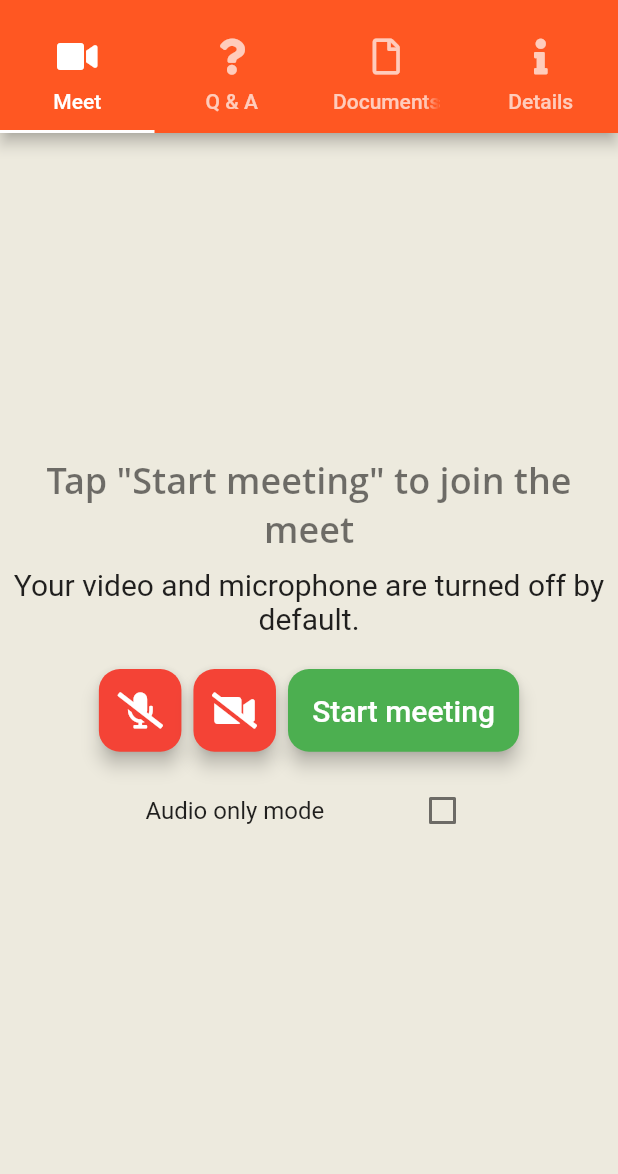
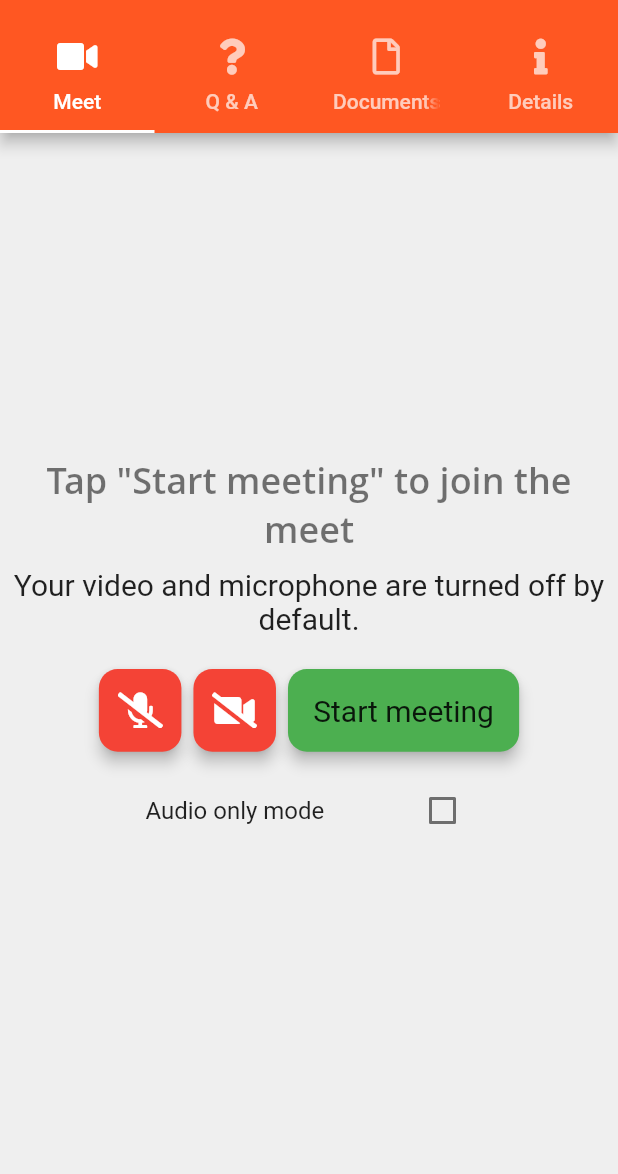
Before and after one commit to ForgottenLight4415/omeet_ots, a Flutter app: the MeetingMainPage screen opened directly with empty values, after a tap on "Start meeting", on a phone screen of 412 x 824 dp, the part 62-1236 px from its top. Run offline on Flutter 3.47's test engine with Material 2 defaults, Android fonts, the light colour scheme and no system bars; our stand-ins replace bloc, flutter_bloc, flutter_screenutil, flutter_svg, font_awesome_flutter, shared_preferences; missing offline and left inert: ed_screen_recorder, jitsi_meet, maps_launcher, simple_connection_checker; accounts and stored records are empty; network calls fail; Roboto replaces fonts that are missing (Open Sans).

Commit message:
Optimized video meet page code

```diff
--- a/lib/themes/app_theme.dart
+++ b/lib/themes/app_theme.dart
@@ -8,7 +8,7 @@ class AppTheme {
 
   static final lightTheme = ThemeData(
     primarySwatch: Colors.deepOrange,
-    scaffoldBackgroundColor: const Color(0xFFEDEADE),
+    scaffoldBackgroundColor: const Color(0xFFEFEFEF),
     appBarTheme: const AppBarTheme(
       centerTitle: true,
     ),
--- /dev/null
+++ b/lib/utilities/screen_recorder.dart
@@ -0,0 +1,50 @@
+import 'dart:developer';
+import 'dart:io';
+
+import 'package:ed_screen_recorder/ed_screen_recorder.dart';
+import 'package:flutter/material.dart';
+import 'package:rc_clone/data/models/claim.dart';
+import 'package:rc_clone/data/repositories/data_upload_repo.dart';
+
+class ScreenRecorder {
+  EdScreenRecorder? _edScreenRecorder;
+
+  ScreenRecorder() {
+    _edScreenRecorder = EdScreenRecorder();
+  }
+
+  Future<Map<String, dynamic>> startRecord({required String fileName}) async {
+    var response = await _edScreenRecorder!.startRecordScreen(
+      fileName: fileName,
+      // dirPathToSave: "/storage/emulated/0/Android/data/com.lightsoftware.omeet/Recordings",
+      audioEnable: true,
+    );
+    log(response.toString());
+    return response;
+  }
+
+  Future<Map<String, dynamic>> stopRecord({required Claim claim, required BuildContext context}) async {
+    var response = await _edScreenRecorder?.stopRecord();
+    log(response.toString());
+    File _videoFile = response!['file'];
+    bool _result = await DataUploadRepository()
+        .uploadData(claim.claimNumber, _videoFile);
+    if (_result) {
+      ScaffoldMessenger.of(context).showSnackBar(
+        const SnackBar(
+          content: Text("File uploaded successfully!"),
+          backgroundColor: Colors.green,
+        ),
+      );
+      _videoFile.delete();
+    } else {
+      ScaffoldMessenger.of(context).showSnackBar(
+        const SnackBar(
+          content: Text("Failed to upload the files."),
+          backgroundColor: Colors.red,
+        ),
+      );
+    }
+    return response;
+  }
+}
--- a/lib/views/meet_pages/video_meet_page.dart
+++ b/lib/views/meet_pages/video_meet_page.dart
@@ -1,5 +1,4 @@
 import 'dart:developer';
-import 'dart:io';
 
 import 'package:flutter/material.dart';
 import 'package:font_awesome_flutter/font_awesome_flutter.dart';
@@ -7,9 +6,9 @@ import 'package:flutter_screenutil/flutter_screenutil.dart';
 import 'package:jitsi_meet/jitsi_meet.dart';
 import 'package:rc_clone/data/models/claim.dart';
 import 'package:rc_clone/data/providers/authentication_provider.dart';
-import 'package:rc_clone/data/repositories/data_upload_repo.dart';
+import 'package:rc_clone/utilities/screen_recorder.dart';
+import 'package:rc_clone/widgets/buttons.dart';
 import 'package:rc_clone/widgets/scaling_tile.dart';
-import 'package:ed_screen_recorder/ed_screen_recorder.dart';
 
 enum VideoMeetStatus { none, joining, inProgress, terminated, error }
 
@@ -22,21 +21,21 @@ class VideoMeetPage extends StatefulWidget {
   State<VideoMeetPage> createState() => _VideoMeetPageState();
 }
 
-class _VideoMeetPageState extends State<VideoMeetPage> with AutomaticKeepAliveClientMixin<VideoMeetPage> {
+class _VideoMeetPageState extends State<VideoMeetPage>
+    with AutomaticKeepAliveClientMixin<VideoMeetPage> {
   // Video meet settings
+  VideoMeetStatus _status = VideoMeetStatus.none;
   bool _isAudioOnly = false;
   bool _isAudioMuted = true;
   bool _isVideoMuted = true;
-  VideoMeetStatus _status = VideoMeetStatus.none;
 
   // Screen recorder settings
-  EdScreenRecorder? edScreenRecorder;
-  Map<String, dynamic>? _response;
+  ScreenRecorder? _screenRecorder;
 
   @override
   void initState() {
     super.initState();
-    edScreenRecorder = EdScreenRecorder();
+    _screenRecorder = ScreenRecorder();
     JitsiMeet.addListener(
       JitsiMeetingListener(
         onConferenceWillJoin: _onConferenceWillJoin,
@@ -53,6 +52,17 @@ class _VideoMeetPageState extends State<VideoMeetPage> with AutomaticKeepAliveCl
     JitsiMeet.removeAllListeners();
   }
 
+  ThemeData customTheme(BuildContext context) {
+    return Theme.of(context).copyWith(
+        textTheme: Theme.of(context).textTheme.copyWith(
+            bodyText1: Theme.of(context).textTheme.bodyText1!.copyWith(
+              fontWeight: FontWeight.w500,
+              color: Colors.white,
+            )
+        )
+    );
+  }
+
   @override
   Widget build(BuildContext context) {
     super.build(context);
@@ -61,91 +71,85 @@ class _VideoMeetPageState extends State<VideoMeetPage> with AutomaticKeepAliveCl
         child: CircularProgressIndicator(),
       );
     } else if (_status == VideoMeetStatus.inProgress) {
-      return Center(
-        child: Text("Meeting in progress.\nGo to the meeting screen to end call.",
+      return Theme(
+        data: customTheme(context),
+        child: Column(
+          mainAxisAlignment: MainAxisAlignment.center,
+          crossAxisAlignment: CrossAxisAlignment.center,
+          children: <Widget>[
+            Text(
+              "Meeting in progress.\nGo to the meeting screen to end call.",
               textAlign: TextAlign.center,
-          style: Theme.of(context).textTheme.headline6
+              style: Theme.of(context).textTheme.headline6,
+            ),
+            ScalingTile(
+              onPressed: () async {
+                await _closeMeeting();
+              },
+              child: SizedBox(
+                height: 70.h,
+                width: 180.h,
+                child: Card(
+                  color: Colors.red,
+                  child: Center(
+                    child: Text(
+                      "End meeting",
+                      style: Theme.of(context).textTheme.bodyText1,
+                    ),
+                  ),
+                ),
+              ),
+            ),
+          ],
         ),
       );
     }
-    return  Column(
-      mainAxisAlignment: MainAxisAlignment.center,
-      children: <Widget>[
-        Center(
+    return Theme(
+      data: customTheme(context),
       child: Column(
         mainAxisAlignment: MainAxisAlignment.center,
+        crossAxisAlignment: CrossAxisAlignment.center,
         children: <Widget>[
-              Text("Tap \"Start meeting\" to join the meet",
+          Text(
+            "Tap \"Start meeting\" to join the meet",
             textAlign: TextAlign.center,
             style: Theme.of(context).textTheme.headline5!.copyWith(
-                  fontFamily: 'Open Sans'
+                fontFamily: 'Open Sans',
             ),
           ),
           SizedBox(height: 10.h),
-              Text("Your video and microphone are turned off by default.",
+          Text(
+            "Your video and microphone are turned off by default.",
             textAlign: TextAlign.center,
             style: Theme.of(context).textTheme.bodyText1,
           ),
           SizedBox(height: 20.h),
           Row(
             mainAxisAlignment: MainAxisAlignment.center,
+            crossAxisAlignment: CrossAxisAlignment.center,
             children: <Widget>[
-                  ScalingTile(
+              VideoMeetToggleButton(
+                toggleParameter: _isAudioMuted,
+                primaryFaIcon: FontAwesomeIcons.microphoneSlash,
+                secondaryFaIcon: FontAwesomeIcons.microphone,
                 onPressed: () {
                   _onAudioMutedChanged(!_isAudioMuted);
                 },
-                    child: SizedBox(
-                      height: 70.h,
-                      width: 70.h,
-                      child: Card(
-                        elevation: 5.0,
-                        color: _isAudioMuted ? Colors.red : Colors.white,
-                        shape: RoundedRectangleBorder(
-                          borderRadius: BorderRadius.circular(14.0),
               ),
-                        child: Center(
-                          child: FaIcon(
-                            _isAudioMuted
-                              ? FontAwesomeIcons.microphoneSlash
-                              : FontAwesomeIcons.microphone,
-                            color: _isAudioMuted
-                              ? Colors.white
-                              : Colors.black,
-                          ),
-                        ),
-                      ),
-                    ),
-                  ),
-                  ScalingTile(
+              VideoMeetToggleButton(
+                toggleParameter: _isVideoMuted,
+                primaryFaIcon: FontAwesomeIcons.videoSlash,
+                secondaryFaIcon: FontAwesomeIcons.video,
                 onPressed: () {
                   _onVideoMutedChanged(!_isVideoMuted);
                 },
-                    child: SizedBox(
-                      height: 70.h,
-                      width: 70.h,
-                      child: Card(
-                        elevation: 5.0,
-                        color: _isVideoMuted ? Colors.red : Colors.white,
-                        shape: RoundedRectangleBorder(
-                          borderRadius: BorderRadius.circular(14.0),
-                        ),
-                        child: Center(
-                          child: FaIcon(
-                            _isVideoMuted
-                                ? FontAwesomeIcons.videoSlash
-                                : FontAwesomeIcons.video,
-                            color: _isVideoMuted
-                                ? Colors.white
-                                : Colors.black,
-                          ),
-                        ),
-                      ),
-                    ),
               ),
               ScalingTile(
                 onPressed: () async {
-                      await startRecord(
-                        fileName: widget.claim.claimNumber + '_' + DateTime.now().toIso8601String(),
+                  await _screenRecorder!.startRecord(
+                    fileName: widget.claim.claimNumber +
+                        '_' +
+                        DateTime.now().toIso8601String(),
                   );
                   await _joinMeeting();
                 },
@@ -153,18 +157,11 @@ class _VideoMeetPageState extends State<VideoMeetPage> with AutomaticKeepAliveCl
                   height: 70.h,
                   width: 180.h,
                   child: Card(
-                        elevation: 5.0,
                     color: Colors.green,
-                        shape: RoundedRectangleBorder(
-                          borderRadius: BorderRadius.circular(14.0),
-                        ),
                     child: Center(
-                          child: Text("Start meeting",
-                            style: TextStyle(
-                                fontSize: 20.sp,
-                                fontWeight: FontWeight.w500,
-                                color: Colors.white
-                            ),
+                      child: Text(
+                        "Start meeting",
+                        style: Theme.of(context).textTheme.bodyText1,
                       ),
                     ),
                   ),
@@ -187,8 +184,6 @@ class _VideoMeetPageState extends State<VideoMeetPage> with AutomaticKeepAliveCl
           )
         ],
       ),
-        ),
-      ],
     );
   }
 
@@ -226,14 +221,14 @@ class _VideoMeetPageState extends State<VideoMeetPage> with AutomaticKeepAliveCl
     setState(() {
       _status = VideoMeetStatus.terminated;
     });
-    stopRecord();
+    await _screenRecorder!.stopRecord(claim: widget.claim, context: context);
   }
 
-  void _onError(error) {
+  void _onError(error) async {
     setState(() {
       _status = VideoMeetStatus.error;
     });
-    stopRecord();
+    await _screenRecorder!.stopRecord(claim: widget.claim, context: context);
   }
 
   Future<void> _joinMeeting() async {
@@ -248,7 +243,8 @@ class _VideoMeetPageState extends State<VideoMeetPage> with AutomaticKeepAliveCl
       };
       var options = JitsiMeetingOptions(
           room: "${widget.claim.claimID}_${widget.claim.claimNumber}")
-        ..serverURL = "https://hi.omeet.in/${widget.claim.claimNumber.replaceAll('-', '')}"
+        ..serverURL =
+            "https://hi.omeet.in/${widget.claim.claimNumber.replaceAll('-', '')}"
         ..subject = "Meeting with ${widget.claim.insuredName}"
         ..userDisplayName = "RC"
         ..userEmail = await AuthenticationProvider.getEmail()
@@ -263,49 +259,12 @@ class _VideoMeetPageState extends State<VideoMeetPage> with AutomaticKeepAliveCl
     }
   }
 
+  Future<void> _closeMeeting() async {
+    await JitsiMeet.closeMeeting();
+  }
+
   @override
   bool get wantKeepAlive {
     return true;
   }
-
-  Future<void> startRecord({required String fileName}) async {
-    var response = await edScreenRecorder?.startRecordScreen(
-      fileName: fileName,
-      audioEnable: true,
-    );
-
-    setState(() {
-      _response = response;
-    });
-
-    log(_response.toString());
 }
-
-  Future<void> stopRecord() async {
-    var response = await edScreenRecorder?.stopRecord();
-    setState(() {
-      _response = response;
-    });
-    log(_response.toString());
-    File _videoFile = _response!['file'];
-    bool _result = await DataUploadRepository()
-        .uploadData(widget.claim.claimNumber, _videoFile);
-
-    if (_result) {
-      ScaffoldMessenger.of(context).showSnackBar(
-        const SnackBar(
-          content: Text("File uploaded successfully!"),
-          backgroundColor: Colors.green,
-        ),
-      );
-      _videoFile.delete();
-    } else {
-      ScaffoldMessenger.of(context).showSnackBar(
-        const SnackBar(
-          content: Text("Failed to upload the files."),
-          backgroundColor: Colors.red,
-        ),
-      );
-    }
-  }
-}
--- a/lib/widgets/buttons.dart
+++ b/lib/widgets/buttons.dart
@@ -1,35 +1,75 @@
 import 'package:flutter/material.dart';
+import 'package:flutter_screenutil/flutter_screenutil.dart';
+import 'package:font_awesome_flutter/font_awesome_flutter.dart';
+import 'package:rc_clone/widgets/scaling_tile.dart';
 
 class PrimaryButton extends StatelessWidget {
   final VoidCallback onPressed;
   final String label;
-  const PrimaryButton({
-    Key? key,
-    required this.onPressed,
-    required this.label}) : super(key: key);
+  const PrimaryButton({Key? key, required this.onPressed, required this.label})
+      : super(key: key);
 
   @override
   Widget build(BuildContext context) {
     return ElevatedButton(
+        onPressed: onPressed,
+        child: Text(label),
+        style: ButtonStyle(
+            shape: MaterialStateProperty.resolveWith(
+              (states) => RoundedRectangleBorder(
+                  borderRadius: BorderRadius.circular(14.0)),
+            ),
+            textStyle:
+                MaterialStateProperty.resolveWith((states) => const TextStyle(
+                      fontSize: 20.0,
+                      fontWeight: FontWeight.w300,
+                    )),
+            padding: MaterialStateProperty.resolveWith((states) =>
+                const EdgeInsets.symmetric(horizontal: 20.0, vertical: 15.0))));
+  }
+}
+
+class VideoMeetToggleButton extends StatelessWidget {
+  final bool toggleParameter;
+  final IconData primaryFaIcon;
+  final IconData secondaryFaIcon;
+  final VoidCallback onPressed;
+
+  const VideoMeetToggleButton(
+      {Key? key,
+      required this.toggleParameter,
+      required this.primaryFaIcon,
+      required this.secondaryFaIcon,
+      required this.onPressed})
+      : super(key: key);
+
+  @override
+  Widget build(BuildContext context) {
+    return ScalingTile(
       onPressed: onPressed,
-      child: Text(label),
-      style: ButtonStyle(
-        shape: MaterialStateProperty.resolveWith((states) =>
-          RoundedRectangleBorder(borderRadius: BorderRadius.circular(14.0)),
+      child: SizedBox(
+        height: 70.h,
+        width: 70.h,
+        child: Card(
+          color: toggleParameter ? Colors.red : Colors.white,
+          child: Center(
+            child: AnimatedCrossFade(
+              duration: const Duration(milliseconds: 200),
+              crossFadeState: toggleParameter
+                  ? CrossFadeState.showFirst
+                  : CrossFadeState.showSecond,
+              firstChild: FaIcon(
+                primaryFaIcon,
+                color: Colors.white,
+              ),
+              secondChild: FaIcon(
+                secondaryFaIcon,
+                color: Colors.black,
+              ),
+            ),
+          ),
         ),
-        textStyle: MaterialStateProperty.resolveWith((states) =>
-          const TextStyle(
-            fontSize: 20.0,
-            fontWeight: FontWeight.w300,
-          )
-        ),
-        padding: MaterialStateProperty.resolveWith((states) =>
-          const EdgeInsets.symmetric(
-            horizontal: 20.0,
-            vertical: 15.0
-          )
-        )
-      )
+      ),
     );
   }
 }
--- a/lib/widgets/scaling_tile.dart
+++ b/lib/widgets/scaling_tile.dart
@@ -24,7 +24,7 @@ class _ScalingTileState extends State<ScalingTile>
     super.initState();
     _animationController = AnimationController(
         vsync: this,
-        duration: const Duration(milliseconds: 250),
+        duration: const Duration(milliseconds: 200),
         lowerBound: 0.0,
         upperBound: 0.1)
       ..addListener(() {
--- a/pubspec.yaml
+++ b/pubspec.yaml
@@ -34,6 +34,7 @@ dependencies:
   simple_connection_checker: ^0.2.1
   flutter_svg: ^1.0.3
   ed_screen_recorder: ^0.0.10
+  flutter_audio_recorder2: ^0.0.2
 
 dev_dependencies:
   flutter_test:
```
Also changed, not shown: lib/views/home.dart (+8 -52 lines), lib/views/meet_pages/questions_page.dart (+24 -2 lines), pubspec.lock. Lines whose indentation alone changed are shown as unchanged.
